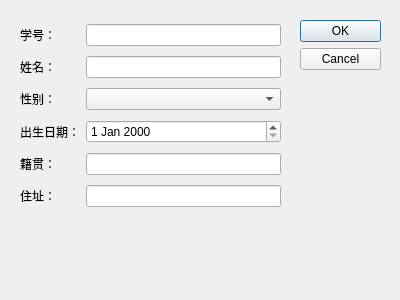
Old version of the form StuDialog.ui in the repository Tsunaou/Student-Management-System-Qt.
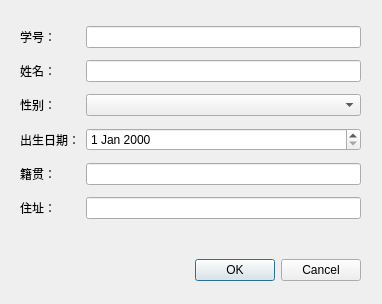
New version of the form.

```diff
--- a/StuDialog.ui
+++ b/StuDialog.ui
@@ -6,8 +6,8 @@
    <rect>
     <x>0</x>
     <y>0</y>
-    <width>400</width>
-    <height>300</height>
+    <width>382</width>
+    <height>304</height>
    </rect>
   </property>
   <property name="windowTitle">
@@ -16,14 +16,14 @@
   <widget class="QDialogButtonBox" name="buttonBox">
    <property name="geometry">
     <rect>
-     <x>300</x>
-     <y>20</y>
-     <width>81</width>
-     <height>241</height>
+     <x>120</x>
+     <y>230</y>
+     <width>241</width>
+     <height>81</height>
     </rect>
    </property>
    <property name="orientation">
-    <enum>Qt::Vertical</enum>
+    <enum>Qt::Horizontal</enum>
    </property>
    <property name="standardButtons">
     <set>QDialogButtonBox::Cancel|QDialogButtonBox::Ok</set>
@@ -34,8 +34,8 @@
     <rect>
      <x>20</x>
      <y>20</y>
-     <width>261</width>
-     <height>191</height>
+     <width>341</width>
+     <height>211</height>
     </rect>
    </property>
    <layout class="QGridLayout" name="gridLayout">
```
Left out of the diff: 24 changed lines with no effect on the pictures.
